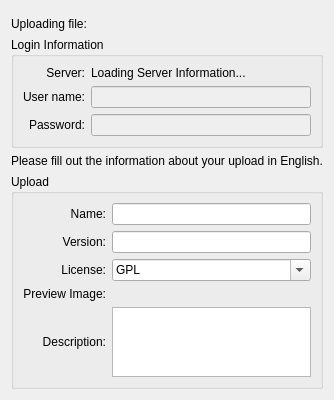
KDE/kdelibs, file knewstuff/knewstuff3/uploaddialog.ui: the form before one commit.
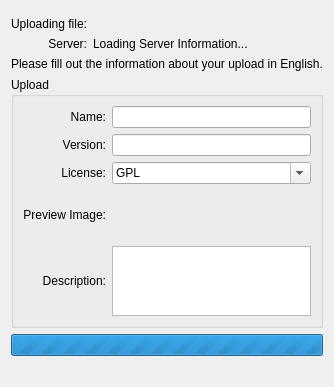
The form after the commit. Custom widgets are drawn as their Qt base class.

Commit message: update upload dialog to reflect changes in libattica and make previews work

Diff of the .ui file:
```diff
--- a/knewstuff/knewstuff3/uploaddialog.ui
+++ b/knewstuff/knewstuff3/uploaddialog.ui
@@ -6,8 +6,8 @@
    <rect>
     <x>0</x>
     <y>0</y>
-    <width>291</width>
-    <height>398</height>
+    <width>306</width>
+    <height>374</height>
    </rect>
   </property>
   <property name="windowTitle">
@@ -18,63 +18,31 @@
     <widget class="KTitleWidget" name="mTitleWidget"/>
    </item>
    <item>
-    <widget class="QLabel" name="mFileNameLabel">
-     <property name="text">
-      <string>Uploading file:</string>
-     </property>
-    </widget>
-   </item>
-   <item>
-    <widget class="QGroupBox" name="groupBox">
-     <property name="title">
-      <string>Login Information</string>
-     </property>
      <layout class="QGridLayout" name="gridLayout">
-      <item row="3" column="0">
-       <widget class="QLabel" name="label">
-        <property name="text">
-         <string>User name:</string>
-        </property>
-        <property name="alignment">
-         <set>Qt::AlignRight|Qt::AlignTrailing|Qt::AlignVCenter</set>
-        </property>
-        <property name="buddy">
-         <cstring>mUserName</cstring>
-        </property>
-       </widget>
-      </item>
-      <item row="3" column="1">
-       <widget class="KLineEdit" name="mUserName">
-        <property name="enabled">
-         <bool>false</bool>
-        </property>
-       </widget>
-      </item>
-      <item row="4" column="0">
-       <widget class="QLabel" name="label_2">
+     <item row="0" column="0">
+      <widget class="QLabel" name="uploadingLabel">
+       <property name="sizePolicy">
+        <sizepolicy hsizetype="Minimum" vsizetype="Preferred">
+         <horstretch>0</horstretch>
+         <verstretch>0</verstretch>
+        </sizepolicy>
+       </property>
         <property name="text">
-         <string>Password:</string>
+        <string>Uploading file:</string>
         </property>
         <property name="alignment">
          <set>Qt::AlignRight|Qt::AlignTrailing|Qt::AlignVCenter</set>
         </property>
-        <property name="buddy">
-         <cstring>mPassword</cstring>
-        </property>
-       </widget>
-      </item>
-      <item row="4" column="1">
-       <widget class="KLineEdit" name="mPassword">
-        <property name="enabled">
-         <bool>false</bool>
-        </property>
-        <property name="passwordMode">
-         <bool>true</bool>
-        </property>
-       </widget>
-      </item>
-      <item row="2" column="0">
+      </widget>
+     </item>
+     <item row="1" column="0">
        <widget class="QLabel" name="label_9">
+       <property name="sizePolicy">
+        <sizepolicy hsizetype="Minimum" vsizetype="Preferred">
+         <horstretch>0</horstretch>
+         <verstretch>0</verstretch>
+        </sizepolicy>
+       </property>
         <property name="text">
          <string>Server:</string>
         </property>
@@ -83,15 +51,33 @@
         </property>
        </widget>
       </item>
-      <item row="2" column="1">
+     <item row="1" column="1">
        <widget class="QLabel" name="mServerNameLabel">
+       <property name="sizePolicy">
+        <sizepolicy hsizetype="Expanding" vsizetype="Preferred">
+         <horstretch>0</horstretch>
+         <verstretch>0</verstretch>
+        </sizepolicy>
+       </property>
         <property name="text">
          <string>Loading Server Information...</string>
         </property>
        </widget>
       </item>
-     </layout>
-    </widget>
+     <item row="0" column="1">
+      <widget class="QLabel" name="mFileNameLabel">
+       <property name="sizePolicy">
+        <sizepolicy hsizetype="Expanding" vsizetype="Preferred">
+         <horstretch>0</horstretch>
+         <verstretch>0</verstretch>
+        </sizepolicy>
+       </property>
+       <property name="text">
+        <string/>
+       </property>
+      </widget>
+     </item>
+    </layout>
    </item>
    <item>
     <widget class="QLabel" name="label_12">
@@ -119,7 +105,7 @@
         </property>
        </widget>
       </item>
-      <item row="0" column="1">
+      <item row="0" column="1" colspan="2">
        <widget class="KLineEdit" name="mNameEdit"/>
       </item>
       <item row="1" column="0">
@@ -135,7 +121,7 @@
         </property>
        </widget>
       </item>
-      <item row="1" column="1">
+      <item row="1" column="1" colspan="2">
        <widget class="KLineEdit" name="mVersionEdit"/>
       </item>
       <item row="2" column="0">
@@ -151,7 +137,7 @@
         </property>
        </widget>
       </item>
-      <item row="2" column="1">
+      <item row="2" column="1" colspan="2">
        <widget class="KComboBox" name="mLicenseCombo">
         <property name="editable">
          <bool>true</bool>
@@ -202,12 +188,51 @@
         </property>
        </widget>
       </item>
-      <item row="4" column="1">
+      <item row="4" column="1" colspan="2">
        <widget class="KTextEdit" name="mSummaryEdit"/>
       </item>
+      <item row="3" column="2">
+       <widget class="QLabel" name="mImagePreview">
+        <property name="sizePolicy">
+         <sizepolicy hsizetype="Preferred" vsizetype="Preferred">
+          <horstretch>100</horstretch>
+          <verstretch>100</verstretch>
+         </sizepolicy>
+        </property>
+        <property name="minimumSize">
+         <size>
+          <width>50</width>
+          <height>50</height>
+         </size>
+        </property>
+        <property name="text">
+         <string/>
+        </property>
+        <property name="alignment">
+         <set>Qt::AlignRight|Qt::AlignTrailing|Qt::AlignVCenter</set>
+        </property>
+       </widget>
+      </item>
      </layout>
     </widget>
    </item>
+   <item>
+    <widget class="QProgressBar" name="mProgress">
+     <property name="maximum">
+      <number>0</number>
+     </property>
+     <property name="value">
+      <number>103748</number>
+     </property>
+    </widget>
+   </item>
+   <item>
+    <widget class="QLabel" name="mProgressLabel">
+     <property name="text">
+      <string/>
+     </property>
+    </widget>
+   </item>
   </layout>
  </widget>
  <customwidgets>
```
Left out of the diff: 2 changed lines with no effect on the pictures. Lines whose indentation alone changed are shown as unchanged. The commit also changes 4 other files.
